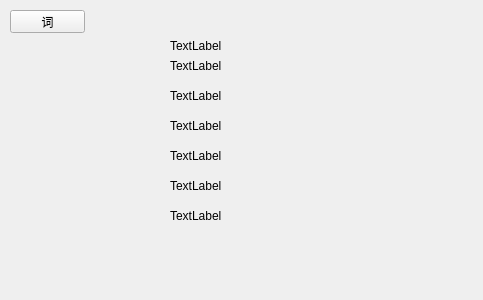
Old version of the form qtmusic/lyricwidget.ui in the repository jianba/qtmusic.
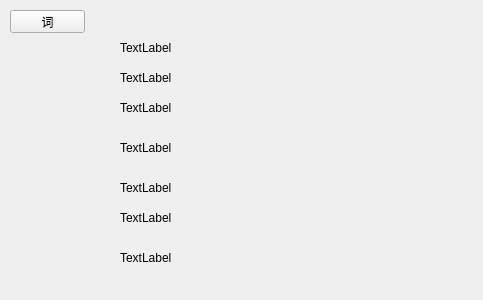
New version of the form.

What changed in the file:
```diff
--- a/qtmusic/lyricwidget.ui
+++ b/qtmusic/lyricwidget.ui
@@ -16,10 +16,10 @@
   <widget class="QLabel" name="label_1i">
    <property name="geometry">
     <rect>
-     <x>170</x>
+     <x>120</x>
      <y>40</y>
-     <width>54</width>
-     <height>12</height>
+     <width>281</width>
+     <height>16</height>
     </rect>
    </property>
    <property name="text">
@@ -29,10 +29,10 @@
   <widget class="QLabel" name="label_2i">
    <property name="geometry">
     <rect>
-     <x>170</x>
-     <y>60</y>
-     <width>54</width>
-     <height>12</height>
+     <x>120</x>
+     <y>70</y>
+     <width>261</width>
+     <height>16</height>
     </rect>
    </property>
    <property name="text">
@@ -42,10 +42,10 @@
   <widget class="QLabel" name="label_3i">
    <property name="geometry">
     <rect>
-     <x>170</x>
-     <y>90</y>
-     <width>54</width>
-     <height>12</height>
+     <x>120</x>
+     <y>100</y>
+     <width>271</width>
+     <height>16</height>
     </rect>
    </property>
    <property name="text">
@@ -55,10 +55,10 @@
   <widget class="QLabel" name="label_i">
    <property name="geometry">
     <rect>
-     <x>170</x>
-     <y>120</y>
-     <width>54</width>
-     <height>12</height>
+     <x>120</x>
+     <y>140</y>
+     <width>271</width>
+     <height>16</height>
     </rect>
    </property>
    <property name="text">
@@ -68,23 +68,10 @@
   <widget class="QLabel" name="label_i1">
    <property name="geometry">
     <rect>
-     <x>170</x>
-     <y>150</y>
-     <width>54</width>
-     <height>12</height>
-    </rect>
-   </property>
-   <property name="text">
-    <string>TextLabel</string>
-   </property>
-  </widget>
-  <widget class="QLabel" name="label_i2">
-   <property name="geometry">
-    <rect>
-     <x>170</x>
+     <x>120</x>
      <y>180</y>
-     <width>54</width>
-     <height>12</height>
+     <width>281</width>
+     <height>16</height>
     </rect>
    </property>
    <property name="text">
@@ -94,10 +81,23 @@
   <widget class="QLabel" name="label_i3">
    <property name="geometry">
     <rect>
-     <x>170</x>
+     <x>120</x>
      <y>210</y>
-     <width>54</width>
-     <height>12</height>
+     <width>271</width>
+     <height>16</height>
+    </rect>
+   </property>
+   <property name="text">
+    <string>TextLabel</string>
+   </property>
+  </widget>
+  <widget class="QLabel" name="label_i3">
+   <property name="geometry">
+    <rect>
+     <x>120</x>
+     <y>250</y>
+     <width>271</width>
+     <height>16</height>
     </rect>
    </property>
    <property name="text">
```
Left out of the diff: 2 changed lines with no effect on the pictures.
